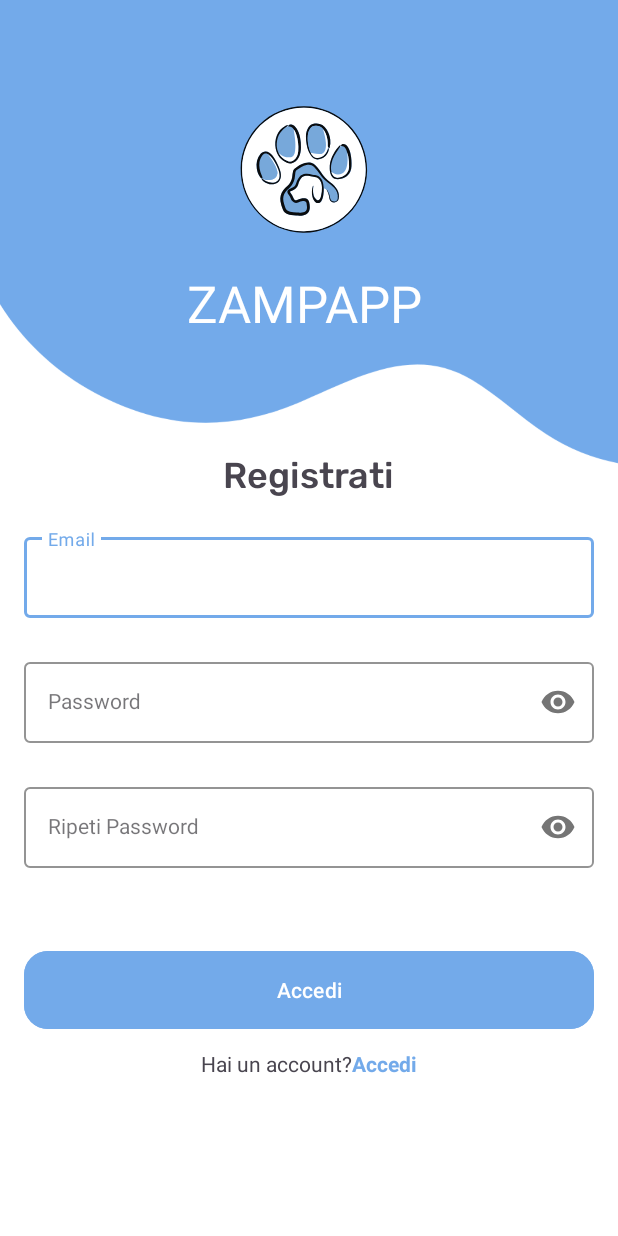
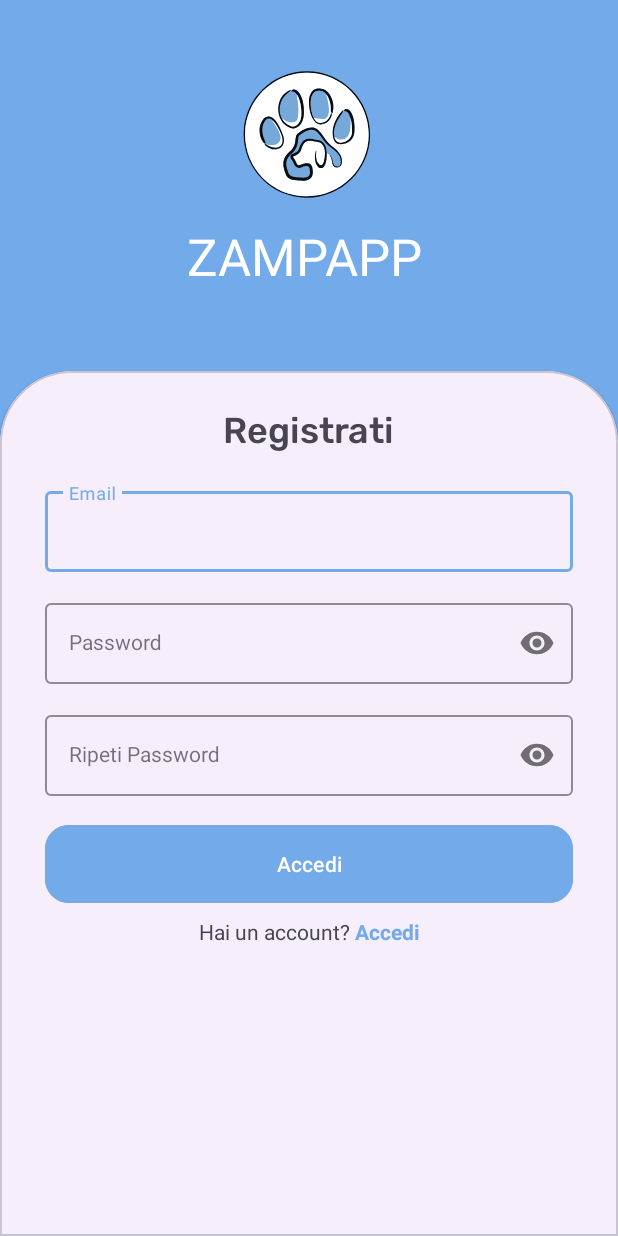
Before and after one commit to Enricomincio/Zampapp, an Android app: the SignUpActivity screen opened directly, with no data from a screen before it, on a phone screen of 412 x 824 dp. Run offline under Robolectric (Android 15) with nearby library versions, the phone set to English and light mode, and no system bars; our stand-ins replace Firebase (no records; nobody signed in at launch, a user with empty details on screens opened directly); Roboto replaces fonts that are not available here.

Commit message:
sing up con ui giusta

```diff
--- a/app/src/main/res/layout/activity_sign_in.xml
+++ b/app/src/main/res/layout/activity_sign_in.xml
@@ -11,16 +11,14 @@
     <ImageView
         android:id="@+id/logoImageView"
         android:layout_width="150dp"
-        android:layout_height="150dp"
+        android:layout_height="100dp"
         android:layout_gravity="center"
-        android:layout_marginTop="16dp"
         android:clickable="true"
         android:focusable="true"
         android:scaleType="centerCrop"
         android:src="@drawable/logo_no_background"
         app:layout_constraintBottom_toBottomOf="@+id/textView4"
         app:layout_constraintEnd_toEndOf="parent"
-        app:layout_constraintHorizontal_bias="0.494"
         app:layout_constraintStart_toStartOf="parent"
         app:layout_constraintTop_toTopOf="parent" />
 
@@ -40,14 +38,14 @@
         app:layout_constraintHorizontal_bias="0.488"
         app:layout_constraintStart_toStartOf="parent"
         app:layout_constraintTop_toTopOf="parent"
-        app:layout_constraintVertical_bias="0.23000002" />
+        app:layout_constraintVertical_bias="0.19" />
 
     <androidx.constraintlayout.widget.Guideline
         android:id="@+id/guideline3"
         android:layout_width="wrap_content"
         android:layout_height="wrap_content"
         android:orientation="horizontal"
-        app:layout_constraintGuide_percent=".35" />
+        app:layout_constraintGuide_percent=".3" />
 
     <com.google.android.material.card.MaterialCardView
         android:layout_width="match_parent"
@@ -64,7 +62,7 @@
                 android:id="@+id/textView2"
                 android:layout_width="wrap_content"
                 android:layout_height="wrap_content"
-                android:layout_marginTop="16dp"
+                android:layout_marginTop="8dp"
                 android:fontFamily="@font/rubik_medium"
                 android:text="Accedi"
                 android:textSize="24sp"
@@ -80,8 +78,9 @@
                 android:layout_marginHorizontal="16dp"
                 app:boxStrokeColor="@color/ble"
                 app:hintTextColor="@color/ble"
-                app:layout_constraintTop_toBottomOf="@+id/textView2"
-                tools:layout_editor_absoluteX="16dp">
+                app:layout_constraintEnd_toEndOf="parent"
+                app:layout_constraintStart_toStartOf="parent"
+                app:layout_constraintTop_toBottomOf="@+id/textView2">
 
                 <com.google.android.material.textfield.TextInputEditText
                     android:id="@+id/emailEt"
--- a/app/src/main/res/layout/activity_sign_up.xml
+++ b/app/src/main/res/layout/activity_sign_up.xml
@@ -4,23 +4,21 @@
     xmlns:tools="http://schemas.android.com/tools"
     android:layout_width="match_parent"
     android:layout_height="match_parent"
-    android:background="@drawable/back_login"
+    android:background="@color/ble"
     tools:context=".SignUpActivity">
 
 
     <ImageView
         android:id="@+id/logoImageView"
         android:layout_width="150dp"
-        android:layout_height="150dp"
+        android:layout_height="100dp"
         android:layout_gravity="center"
-        android:layout_marginTop="16dp"
         android:clickable="true"
         android:focusable="true"
         android:scaleType="centerCrop"
         android:src="@drawable/logo_no_background"
         app:layout_constraintBottom_toBottomOf="@+id/textView4"
         app:layout_constraintEnd_toEndOf="parent"
-        app:layout_constraintHorizontal_bias="0.494"
         app:layout_constraintStart_toStartOf="parent"
         app:layout_constraintTop_toTopOf="parent" />
 
@@ -40,21 +38,37 @@
         app:layout_constraintHorizontal_bias="0.488"
         app:layout_constraintStart_toStartOf="parent"
         app:layout_constraintTop_toTopOf="parent"
-        app:layout_constraintVertical_bias="0.23000002" />
+        app:layout_constraintVertical_bias="0.19" />
+
+    <androidx.constraintlayout.widget.Guideline
+        android:id="@+id/guideline2"
+        android:layout_width="wrap_content"
+        android:layout_height="wrap_content"
+        android:orientation="horizontal"
+        app:layout_constraintGuide_percent=".3" />
+
+    <com.google.android.material.card.MaterialCardView
+        android:layout_width="match_parent"
+        style="@style/custom_card_view."
+        android:layout_height="0dp"
+        app:layout_constraintBottom_toBottomOf="parent"
+        app:layout_constraintTop_toTopOf="@+id/guideline2">
+
+        <androidx.constraintlayout.widget.ConstraintLayout
+            android:layout_width="match_parent"
+            android:layout_height="match_parent">
 
             <TextView
                 android:id="@+id/textView2"
                 android:layout_width="wrap_content"
                 android:layout_height="wrap_content"
+                android:layout_marginTop="8dp"
                 android:fontFamily="@font/rubik_medium"
                 android:text="Registrati"
                 android:textSize="24sp"
-        app:layout_constraintBottom_toTopOf="@+id/emailLayout"
                 app:layout_constraintEnd_toEndOf="parent"
                 app:layout_constraintStart_toStartOf="parent"
-        app:layout_constraintTop_toTopOf="parent"
-        app:layout_constraintVertical_bias="0.95" />
-
+                app:layout_constraintTop_toTopOf="parent" />
 
             <com.google.android.material.textfield.TextInputLayout
                 android:id="@+id/emailLayout"
@@ -63,12 +77,9 @@
                 android:layout_marginHorizontal="16dp"
                 app:boxStrokeColor="@color/ble"
                 app:hintTextColor="@color/ble"
-        app:layout_constraintBottom_toBottomOf="parent"
                 app:layout_constraintEnd_toEndOf="parent"
-        app:layout_constraintHorizontal_bias="0.5"
                 app:layout_constraintStart_toStartOf="parent"
-        app:layout_constraintTop_toTopOf="parent"
-        app:layout_constraintVertical_bias="0.45999998">
+                app:layout_constraintTop_toBottomOf="@+id/textView2">
 
                 <com.google.android.material.textfield.TextInputEditText
                     android:id="@+id/emailEt"
@@ -85,14 +96,13 @@
                 android:layout_width="match_parent"
                 android:layout_height="wrap_content"
                 android:layout_marginHorizontal="16dp"
-        android:layout_marginTop="24dp"
                 app:boxStrokeColor="@color/ble"
                 app:hintTextColor="@color/ble"
                 app:layout_constraintEnd_toEndOf="parent"
-        app:layout_constraintHorizontal_bias="0.5"
                 app:layout_constraintStart_toStartOf="parent"
-        app:layout_constraintTop_toBottomOf="@id/emailLayout"
+                app:layout_constraintTop_toBottomOf="@+id/emailLayout"
                 app:passwordToggleEnabled="true">
+
                 <com.google.android.material.textfield.TextInputEditText
                     android:id="@+id/passET"
                     style="@style/LoginTextInputInnerFieldStyle"
@@ -108,13 +118,12 @@
                 android:layout_width="match_parent"
                 android:layout_height="wrap_content"
                 android:layout_marginHorizontal="16dp"
-        android:layout_marginTop="24dp"
+                android:layout_marginTop="15dp"
                 app:boxStrokeColor="@color/ble"
                 app:hintTextColor="@color/ble"
                 app:layout_constraintEnd_toEndOf="parent"
-        app:layout_constraintHorizontal_bias="0.5"
                 app:layout_constraintStart_toStartOf="parent"
-        app:layout_constraintTop_toBottomOf="@id/passwordLayout"
+                app:layout_constraintTop_toBottomOf="@+id/passwordLayout"
                 app:passwordToggleEnabled="true">
 
                 <com.google.android.material.textfield.TextInputEditText
@@ -131,25 +140,25 @@
                 android:layout_width="0dp"
                 android:layout_height="60dp"
                 android:layout_marginStart="16dp"
+                android:layout_marginTop="15dp"
                 android:layout_marginEnd="16dp"
                 android:backgroundTint="@color/ble"
                 android:text="Accedi"
                 android:textColor="@color/white"
                 android:textColorLink="@color/ble"
                 app:cornerRadius="16dp"
-        app:layout_constraintBottom_toBottomOf="parent"
                 app:layout_constraintEnd_toEndOf="parent"
                 app:layout_constraintStart_toStartOf="parent"
-        app:layout_constraintTop_toBottomOf="@+id/passwordLayout" />
+                app:layout_constraintTop_toBottomOf="@+id/confirmPasswordLayout" />
+
             <LinearLayout
                 android:layout_width="wrap_content"
                 android:layout_height="wrap_content"
+                android:layout_marginTop="5dp"
                 android:orientation="horizontal"
-        app:layout_constraintBottom_toBottomOf="parent"
                 app:layout_constraintEnd_toEndOf="parent"
                 app:layout_constraintStart_toStartOf="parent"
-        app:layout_constraintTop_toBottomOf="@+id/button"
-        app:layout_constraintVertical_bias="0.07999998">
+                app:layout_constraintTop_toBottomOf="@+id/button">
 
                 <TextView
                     android:id="@+id/textView3"
@@ -163,8 +172,12 @@
                     android:layout_width="wrap_content"
                     android:layout_height="wrap_content"
                     android:layout_weight="0"
-            android:text="Accedi"
+                    android:text=" Accedi"
                     android:textColor="@color/ble"
                     android:textStyle="bold" />
             </LinearLayout>
         </androidx.constraintlayout.widget.ConstraintLayout>
+    </com.google.android.material.card.MaterialCardView>
+
+
+</androidx.constraintlayout.widget.ConstraintLayout>
```
Lines whose indentation alone changed are shown as unchanged.
